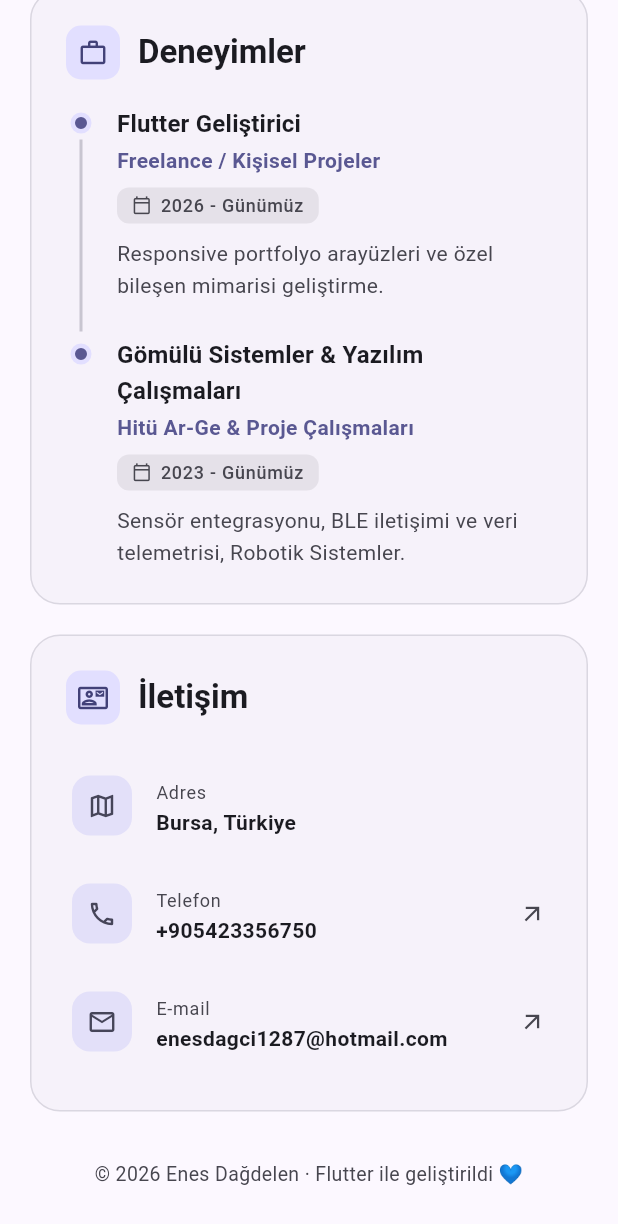
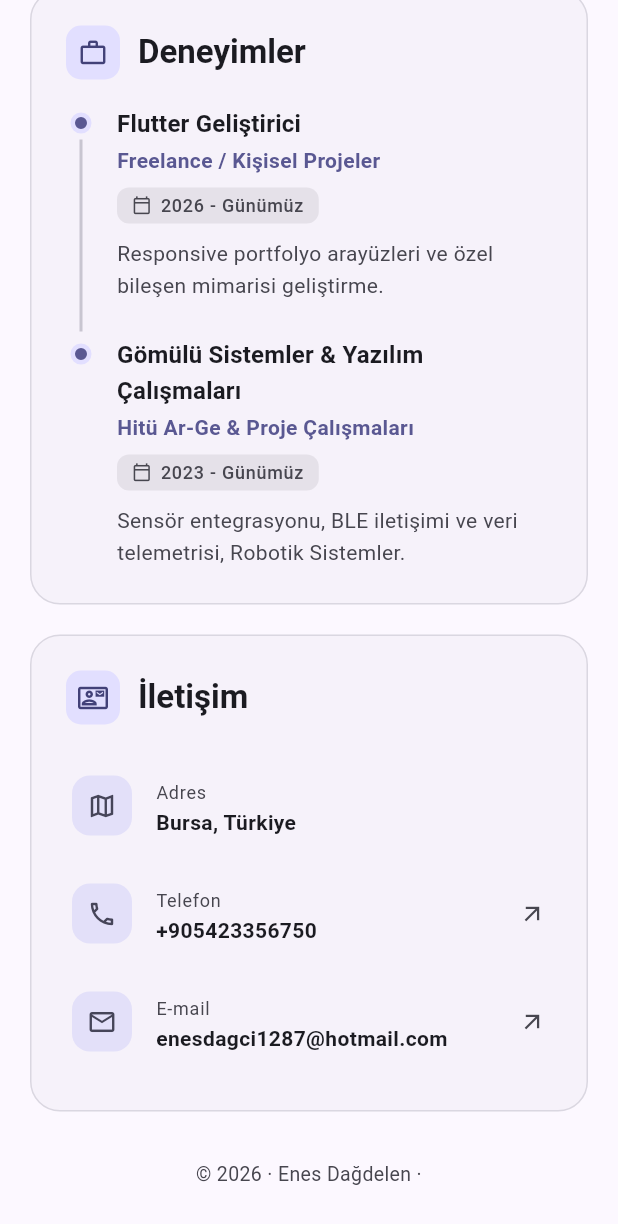
Before and after one commit to Enesdagci/flutter-portfolio-app, a Flutter app: the screen it shows after launch, scrolled down 1101 dp, on a phone screen of 412 x 824 dp. Shown: the top 1224 px of the screen. Run offline on Flutter 3.47's test engine with Material 3 defaults, Android fonts, the phone set to English and light mode, and no system bars; network calls fail.

Commit message:
changed footer

```diff
--- a/lib/main.dart
+++ b/lib/main.dart
@@ -494,7 +494,7 @@ class _Altbilgi extends StatelessWidget {
     return Padding(
       padding: const EdgeInsets.symmetric(vertical: 32),
       child: Text(
-        '© ${DateTime.now().year} Enes Dağdelen · Flutter ile geliştirildi 💙',
+        '© ${DateTime.now().year} · Enes Dağdelen ·',
         textAlign: TextAlign.center,
         style: TextStyle(color: scheme.onSurfaceVariant, fontSize: 13),
       ),
```
